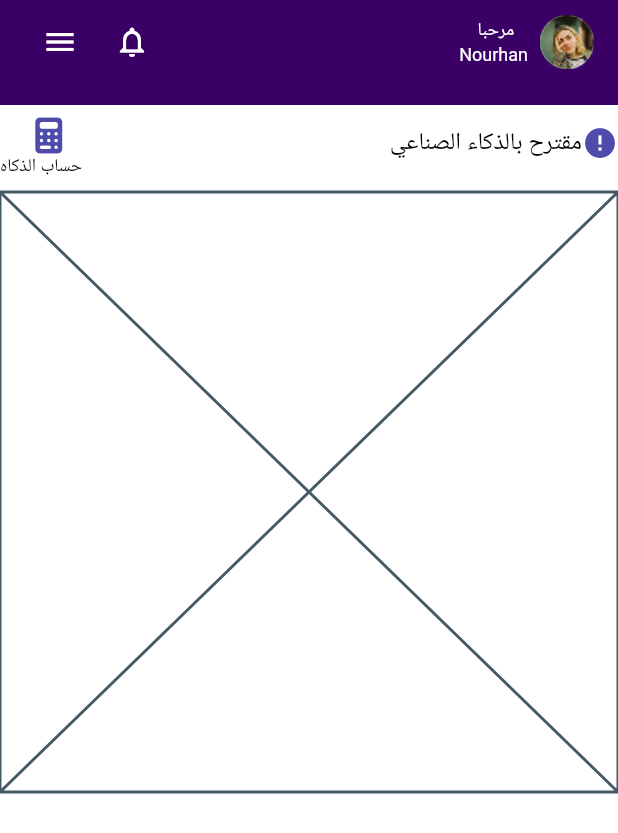
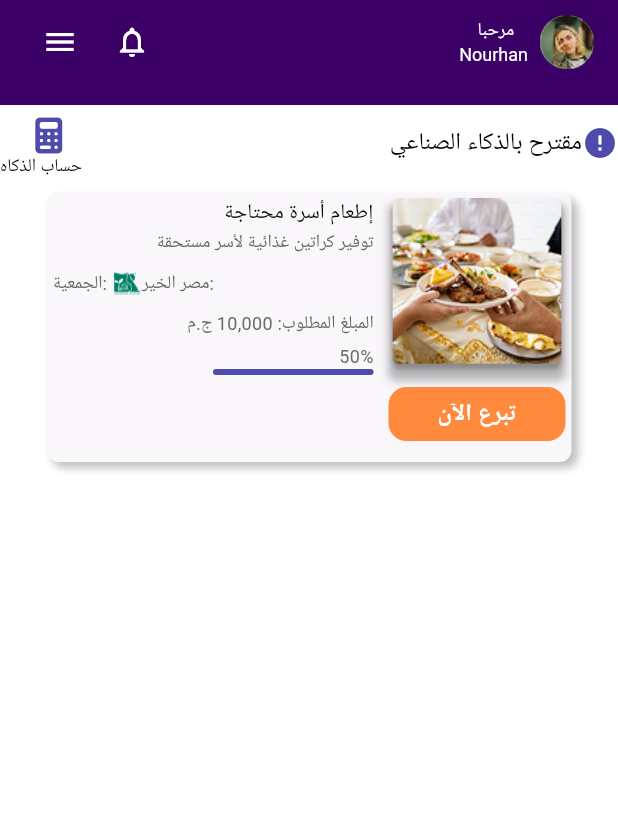
Before and after one commit to Hoda-ramadan/waslet_khier, a Flutter app: the screen it shows after launch, on a phone screen of 412 x 824 dp. Shown: the top 833 px of the screen. Run offline on Flutter 3.47's test engine with Material 3 defaults, Android fonts, the phone set to English and light mode, and no system bars; our stand-ins replace firebase_auth, firebase_core, flutter_svg, font_awesome_flutter, modal_progress_hud_nsn; accounts and stored records are empty.

Commit message:
make ai donation card

```diff
--- /dev/null
+++ b/lib/features/home_feature/views/widgets/ai_card_donation_image.dart
@@ -0,0 +1,30 @@
+import 'package:flutter/material.dart';
+
+class AiCardDonationImage extends StatelessWidget {
+  final double width;
+  final double height;
+
+  const AiCardDonationImage({super.key, this.width = 118, this.height = 118});
+
+  @override
+  Widget build(BuildContext context) {
+    return Container(
+      width: width,
+      height: height,
+      decoration: BoxDecoration(
+        borderRadius: BorderRadius.circular(5),
+        image: DecorationImage(
+          image: AssetImage('assets/images/food.png'),
+          fit: BoxFit.cover,
+        ),
+        boxShadow: [
+          BoxShadow(
+            color: Colors.black26,
+            blurRadius: 4,
+            offset: Offset(0, 4),
+          )
+        ],
+      ),
+    );
+  }
+}
--- a/lib/features/home_feature/views/widgets/custom_ai_card.dart
+++ b/lib/features/home_feature/views/widgets/custom_ai_card.dart
@@ -1,10 +1,94 @@
 import 'package:flutter/material.dart';
+import 'package:waslet_khier/features/home_feature/views/widgets/ai_card_donation_image.dart';
+import 'package:waslet_khier/features/home_feature/views/widgets/donate_now_buttom.dart';
+import 'package:waslet_khier/features/home_feature/views/widgets/progress_parth_with_label.dart';
 
 class CustomAiCard extends StatelessWidget {
   const CustomAiCard({super.key});
 
   @override
   Widget build(BuildContext context) {
-    return const Placeholder();
+    return GestureDetector(
+      onTap: (){},
+      child: Container(
+        height: 180,
+        width: 350,
+        padding: const EdgeInsets.all(4),
+        decoration: ShapeDecoration(
+      color: const Color(0xFFF9F7FA),
+      shape: RoundedRectangleBorder(borderRadius: BorderRadius.circular(8)),
+      shadows: [
+        BoxShadow(
+          color: Color(0x3F000000),
+          blurRadius: 4,
+          offset: Offset(4, 4),
+          spreadRadius: 0,
+        )
+      ],
+        ),
+        child: Row(
+          crossAxisAlignment: CrossAxisAlignment.start,
+          children: [
+            // Left text column
+            Expanded(
+              child: Column(
+                crossAxisAlignment: CrossAxisAlignment.end,
+                children: [
+                  Text(
+                    'إطعام أسرة محتاجة',
+                    style: TextStyle(
+                      color: Color(0xFF040504),
+                      fontSize: 14,
+                      fontFamily: 'Roboto',
+                      fontWeight: FontWeight.w400,
+                    ),
+                  ),
+                  Text(
+                    'توفير كراتين غذائية لأسر مستحقة',
+                    style: TextStyle(
+                      color: Color(0xFF686B6A),
+                      fontSize: 12,
+                      fontFamily: 'Roboto',
+                      fontWeight: FontWeight.w400,
+                    ),
+                  ),
+                  SizedBox(height: 8),
+                  Row(
+                    children: [
+                      Text('الجمعية: ', style: TextStyle(color: Color(0xFF686B6A), fontSize: 12)),
+                      SizedBox(
+                        width: 20,
+                        height: 20,
+                        child: Image.asset('assets/images/masr_elkar.png'),
+                      ),
+                      Text('مصر الخير:', style: TextStyle(color: Color(0xFF686B6A), fontSize: 12)),
+                    ],
+                  ),
+                  SizedBox(height: 8),
+                  Text('المبلغ المطلوب: 10,000 ج.م', style: TextStyle(color: Color(0xFF686B6A), fontSize: 12)),
+                  SizedBox(height: 4),
+                  Text("50%", style: TextStyle(color: Color(0xFF686B6A), fontSize: 12)),
+                  SizedBox(
+                    height: 4,
+                    child: ProgressBarWithLabel(progress: 0.5),
+                  ),
+                ],
+              ),
+            ),
+
+            SizedBox(width: 10),
+
+            // Right image + button
+            Column(
+              children: [
+                AiCardDonationImage(width: 118, height: 118), // fixed size
+                SizedBox(height: 8),
+                DonateNowButtom(width: 118, height: 36), // fixed size
+              ],
+            ),
+          ],
+        ),
+      ),
+    );
   }
 }
--- /dev/null
+++ b/lib/features/home_feature/views/widgets/donate_now_buttom.dart
@@ -0,0 +1,33 @@
+import 'package:flutter/material.dart';
+
+class DonateNowButtom extends StatelessWidget {
+  final double width;
+  final double height;
+
+  const DonateNowButtom({super.key, this.width = 118, this.height = 36});
+
+  @override
+  Widget build(BuildContext context) {
+    return GestureDetector(
+      onTap: () {},
+      child: Container(
+        width: width,
+        height: height,
+        alignment: Alignment.center,
+        decoration: BoxDecoration(
+          color: Color(0xFFFF8A3D),
+          borderRadius: BorderRadius.circular(12),
+        ),
+        child: Text(
+          'تبرع الآن',
+          textAlign: TextAlign.center,
+          style: TextStyle(
+            color: Colors.white,
+            fontSize: 16,
+            fontWeight: FontWeight.w700,
+          ),
+        ),
+      ),
+    );
+  }
+}
--- /dev/null
+++ b/lib/features/home_feature/views/widgets/progress_parth_with_label.dart
@@ -0,0 +1,50 @@
+import 'package:flutter/material.dart';
+import 'package:waslet_khier/const.dart';
+
+class ProgressBarWithLabel extends StatelessWidget {
+  final double progress; // 0.0 to 1.0
+
+  const ProgressBarWithLabel({super.key, required this.progress});
+
+  @override
+  Widget build(BuildContext context) {
+    return Container(
+      height: 10,
+      decoration: BoxDecoration(
+        color: Colors.grey.shade300,
+        borderRadius: BorderRadius.circular(5),
+      ),
+      child: Stack(
+        children: [
+
+          FractionallySizedBox(
+            widthFactor: progress,
+            child: Container(
+              decoration: BoxDecoration(
+                color: tintAppColor,
+                borderRadius: BorderRadius.circular(5),
+              ),
+            ),
+          ),
+          /*
+          // Percentage text
+          Padding(
+            padding: const EdgeInsets.symmetric(horizontal: 4), // text padding
+            child: Align(
+              alignment: Alignment.centerLeft, // text aligned left
+              child: Text(
+                '${(progress * 100).toInt()}%',
+                style: TextStyle(
+                  fontSize: 10,
+                  color: Colors.black, // text color
+                  fontWeight: FontWeight.bold,
+                ),
+              ),
+            ),
+          ),
+          */
+        ],
+      ),
+    );
+  }
+}
```
Also changed, not shown: assets/images/masr_elkar.png (added).
